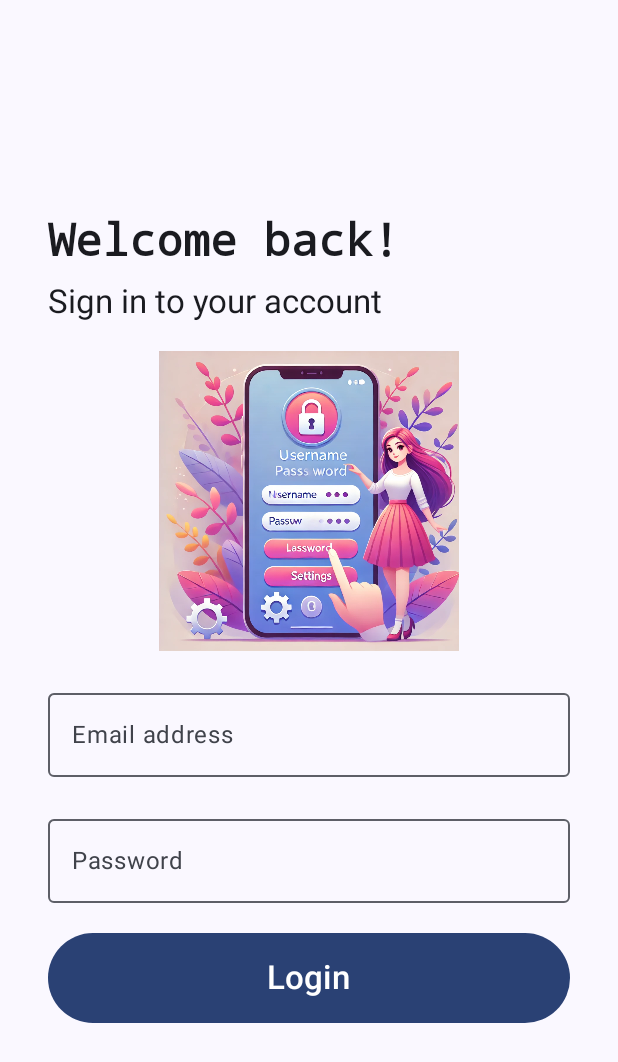
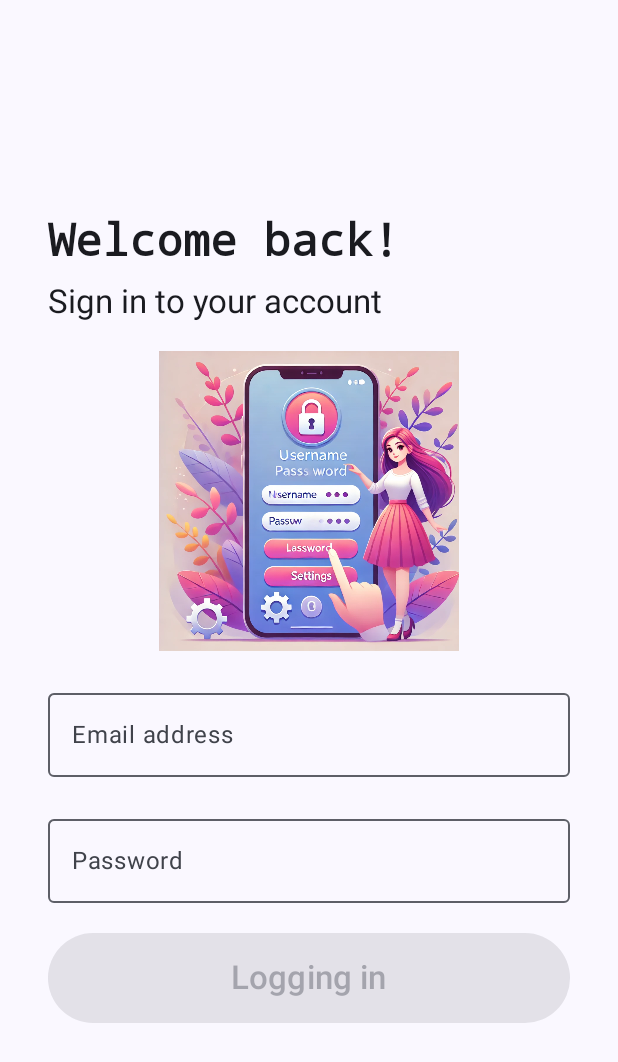
Before and after one commit to HarunRashid-dev/EasyShop, an Android app built with Jetpack Compose: the LoginScreen screen opened through its navigation route, after a tap on "Login", on a phone screen of 412 x 824 dp. Shown: the top 1062 px of the screen. Run offline under Robolectric (Android 15) with nearby library versions, the phone set to English and light mode, and no system bars; our stand-ins replace Firebase (no records; nobody signed in at launch, a user with empty details on screens opened directly); 1 statement that could not run was skipped.

Commit message:
VD 4 Completed

```diff
--- a/app/src/main/java/com/example/easyshop/AppNavigation.kt
+++ b/app/src/main/java/com/example/easyshop/AppNavigation.kt
@@ -9,6 +9,8 @@ import com.example.easyshop.screen.AuthScreen
 import com.example.easyshop.screen.HomeScreen
 import com.example.easyshop.screen.LoginScreen
 import com.example.easyshop.screen.SignupScreen
+import com.google.firebase.Firebase
+import com.google.firebase.auth.auth
 
 
 @Composable
@@ -16,14 +18,17 @@ fun AppNavigation(modifier : Modifier = Modifier){
 
     val navController = rememberNavController()
 
-    NavHost(navController = navController, startDestination = "auth") {
+    val isLoggedIn = Firebase.auth.currentUser!=null
+    val firstPag = if(isLoggedIn) "home" else "auth"
+
+    NavHost(navController = navController, startDestination = firstPag) {
 
         composable("auth") {
             AuthScreen(modifier,navController)
         }
 
         composable("login") {
-            LoginScreen(modifier)
+            LoginScreen(modifier,navController)
         }
 
         composable("signup") {
@@ -31,7 +36,7 @@ fun AppNavigation(modifier : Modifier = Modifier){
         }
 
         composable ("home"){
-            HomeScreen(modifier)
+            HomeScreen(modifier,navController)
         }
 
     }
--- a/app/src/main/java/com/example/easyshop/screen/HomeScreen.kt
+++ b/app/src/main/java/com/example/easyshop/screen/HomeScreen.kt
@@ -4,14 +4,19 @@ import androidx.compose.foundation.layout.Arrangement
 import androidx.compose.foundation.layout.Column
 import androidx.compose.foundation.layout.fillMaxSize
 import androidx.compose.foundation.layout.padding
+import androidx.compose.material3.Button
 import androidx.compose.material3.Text
 import androidx.compose.runtime.Composable
 import androidx.compose.ui.Alignment
 import androidx.compose.ui.Modifier
+import androidx.compose.ui.layout.FirstBaseline
 import androidx.compose.ui.unit.dp
+import androidx.navigation.NavController
+import com.google.firebase.Firebase
+import com.google.firebase.auth.auth
 
 @Composable
-fun HomeScreen(modifier: Modifier = Modifier){
+fun HomeScreen(modifier: Modifier = Modifier,navController: NavController){
     Column(
         modifier = modifier
             .fillMaxSize()
@@ -20,6 +25,14 @@ fun HomeScreen(modifier: Modifier = Modifier){
         horizontalAlignment = Alignment.CenterHorizontally
     ) {
         Text(text = "Home Screen")
+        Button(onClick = {
+            Firebase.auth.signOut()
+            navController.navigate("auth"){
+                popUpTo("home"){inclusive = true}
+            }
+        }) {
+            Text(text = "Logout")
+        }
     }
 
 }
--- a/app/src/main/java/com/example/easyshop/screen/LoginScreen.kt
+++ b/app/src/main/java/com/example/easyshop/screen/LoginScreen.kt
@@ -18,6 +18,7 @@ import androidx.compose.runtime.remember
 import androidx.compose.runtime.setValue
 import androidx.compose.ui.Alignment
 import androidx.compose.ui.Modifier
+import androidx.compose.ui.platform.LocalContext
 import androidx.compose.ui.res.painterResource
 import androidx.compose.ui.text.TextStyle
 import androidx.compose.ui.text.font.FontFamily
@@ -25,10 +26,15 @@ import androidx.compose.ui.text.font.FontWeight
 import androidx.compose.ui.text.input.PasswordVisualTransformation
 import androidx.compose.ui.unit.dp
 import androidx.compose.ui.unit.sp
+import androidx.lifecycle.viewmodel.compose.viewModel
+import androidx.navigation.NavController
+import androidx.navigation.NavHostController
+import com.example.easyshop.AppUtil
+import com.example.easyshop.viewmodel.AuthViewModel
 
 
 @Composable
-fun LoginScreen(modifier: Modifier = Modifier){
+fun LoginScreen(modifier: Modifier = Modifier,naveController: NavController,authViewModel: AuthViewModel= viewModel()){
     var email by remember {
         mutableStateOf("")
     }
@@ -36,6 +42,13 @@ fun LoginScreen(modifier: Modifier = Modifier){
     var password by remember {
         mutableStateOf("")
     }
+
+    var isLoading by remember {
+        mutableStateOf(false)
+    }
+
+    var context = LocalContext.current
+
 
     Column(
         modifier = modifier.fillMaxSize()
@@ -100,11 +113,24 @@ fun LoginScreen(modifier: Modifier = Modifier){
         Spacer(modifier = Modifier.height(20.dp))
 
         Button(onClick = {
+            isLoading = true
+            authViewModel.login(email,password){success,errorMessage->
+                if(success) {
+                    isLoading = false
+                    navController.navigate("home"){
+                        popUpTo("auth"){inclusive = true}
+                    }
+                }else{
+                    isLoading = false
+                    AppUtil.showToast(context,errorMessage?:"Something went wrong")
+                }
+            }
         },
+            enabled = !isLoading,
             modifier= Modifier.fillMaxWidth()
                 .height(60.dp)
         ){
-            Text(text = "Login", fontSize = 22.sp)
+            Text(text = if(isLoading) "Logging in" else"Login", fontSize = 22.sp)
         }
     }
 }
```
Also changed, not shown: app/src/main/java/com/example/easyshop/viewmodel/AuthViewModel.kt (+6 -1 lines).
